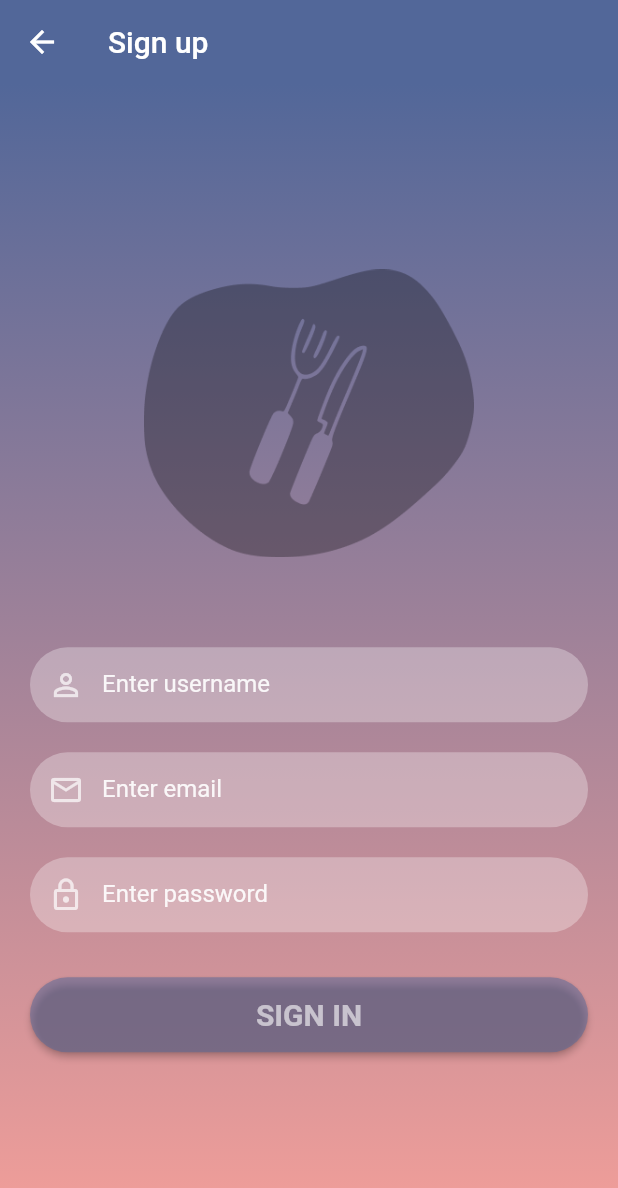
After one commit to carlaastrain/chef_table_directory, a Flutter app: the screen it shows after launch, item 4 of the bottom bar chosen, after a tap on "Sign up", on a phone screen of 412 x 824 dp. The commit adds this screen. Shown: the top 1188 px of the screen. Run offline on Flutter 3.47's test engine with Material 2 defaults, Android fonts, the phone set to English and light mode, and no system bars; our stand-ins replace cloud_firestore, dio, firebase_core, gap, get, get_it and 1 more; missing offline and left inert: flutter_polyline_points; accounts and stored records are empty; Roboto replaces fonts that are missing (Raleway).

Commit message:
adding log in and sign up screen interface w/o functionality

```diff
--- a/lib/screens/bottom_bar.dart
+++ b/lib/screens/bottom_bar.dart
@@ -1,5 +1,6 @@
 import 'package:flutter/material.dart';
 import 'package:my_app/screens/favorites_screen.dart';
+import 'package:my_app/screens/login_screen.dart';
 
 // import 'package:my_app/screens/favorites.dart';
 
@@ -18,6 +19,7 @@ class _BottomBarState extends State<BottomBar> {
     MyHome(),
     MapScreen(),
     FavoritesScreen(),
+    const LoginScreen(),
   ];
   int _selectedIndex = 0;
 
@@ -57,6 +59,10 @@ class _BottomBarState extends State<BottomBar> {
             icon: Icon(Icons.favorite),
             label: 'Boxes',
           ),
+          BottomNavigationBarItem(
+            icon: Icon(Icons.person),
+            label: 'Profile',
+          ),
         ],
       ),
     );
--- a/lib/screens/favorites_screen.dart
+++ b/lib/screens/favorites_screen.dart
@@ -65,7 +65,7 @@ class FavoritesScreen extends StatelessWidget {
                       scrollDirection: Axis.vertical,
                       child: Column(
                           children: snapshot.data!
-                              .where((restaurantInfo) => false)
+                              .where((restaurantInfo) => true)
                               .map((restaurantInfo) => Box(
                                     restaurant: restaurantInfo,
                                   ))
--- a/lib/screens/home_screen.dart
+++ b/lib/screens/home_screen.dart
@@ -126,7 +126,7 @@ class MyHome extends StatelessWidget {
             Container(
               padding: const EdgeInsets.symmetric(horizontal: 20.0),
               child: const AppDoubleTextWidget(
-                bigText: "Chef's Tables Pizza",
+                bigText: "Chef's Tables France",
                 smallText: 'View all',
               ),
             ),
--- /dev/null
+++ b/lib/screens/login_screen.dart
@@ -0,0 +1,84 @@
+import 'package:flutter/material.dart';
+import 'package:gap/gap.dart';
+import 'package:my_app/widgets/sign_up_option.dart';
+
+import '../utils/app_layout.dart';
+import '../utils/app_styles.dart';
+import '../widgets/login_screen_text.dart';
+import '../widgets/login_screen_button.dart';
+
+class LoginScreen extends StatefulWidget {
+  const LoginScreen({super.key});
+
+  @override
+  State<LoginScreen> createState() => _LoginScreenState();
+}
+
+class _LoginScreenState extends State<LoginScreen> {
+  final TextEditingController _emailController = TextEditingController();
+  final TextEditingController _passwordController = TextEditingController();
+
+  @override
+  Widget build(BuildContext context) {
+    return Scaffold(
+      body: Container(
+        width: AppLayout.getSize(context).width,
+        height: AppLayout.getSize(context).height,
+        decoration: BoxDecoration(
+          gradient: LinearGradient(
+            begin: Alignment.topCenter,
+            end: Alignment.bottomCenter,
+            colors: [
+              Styles.blueMarine,
+              Styles.pink,
+            ],
+          ),
+        ),
+        child: SingleChildScrollView(
+          child: Padding(
+            padding: EdgeInsets.fromLTRB(
+                20, MediaQuery.of(context).size.height * 0.15, 20, 0),
+            child: Column(children: [
+              Image(
+                image:
+                    const AssetImage('assets/images/foodie_signing_screen.png'),
+                fit: BoxFit.fitWidth,
+                width: 220,
+                color: Colors.black.withOpacity(0.3),
+              ),
+              const Gap(60),
+              SizedBox(
+                height: 50,
+                child: LogInScreenTextField(
+                  text: 'Enter username',
+                  icon: Icons.person_outline,
+                  isPasswordType: false,
+                  controller: _emailController,
+                ),
+              ),
+              const Gap(20),
+              SizedBox(
+                height: 50,
+                child: LogInScreenTextField(
+                  text: 'Enter password',
+                  icon: Icons.lock_outline,
+                  isPasswordType: true,
+                  controller: _emailController,
+                ),
+              ),
+              const Gap(20),
+              SizedBox(
+                child: LogInScreenButton(
+                  isLogin: false,
+                  onTap: () => {},
+                ),
+              ),
+              const Gap(20),
+              const SignUpOption()
+            ]),
+          ),
+        ),
+      ),
+    );
+  }
+}
--- /dev/null
+++ b/lib/screens/signing_up_screen.dart
@@ -0,0 +1,98 @@
+import 'package:flutter/material.dart';
+import 'package:gap/gap.dart';
+import 'package:my_app/widgets/sign_up_option.dart';
+
+import '../utils/app_layout.dart';
+import '../utils/app_styles.dart';
+import '../widgets/login_screen_text.dart';
+import '../widgets/login_screen_button.dart';
+
+class SigningUpScreen extends StatefulWidget {
+  const SigningUpScreen({super.key});
+
+  @override
+  State<SigningUpScreen> createState() => _SigningUpScreenState();
+}
+
+class _SigningUpScreenState extends State<SigningUpScreen> {
+  final TextEditingController _emailController = TextEditingController();
+  final TextEditingController _passwordController = TextEditingController();
+
+  @override
+  Widget build(BuildContext context) {
+    return Scaffold(
+      appBar: AppBar(
+        title: const Text('Sign up'),
+        backgroundColor: Styles.blueMarine,
+        elevation: 0,
+      ),
+      body: Container(
+        width: AppLayout.getSize(context).width,
+        height: AppLayout.getSize(context).height,
+        decoration: BoxDecoration(
+          gradient: LinearGradient(
+            begin: Alignment.topCenter,
+            end: Alignment.bottomCenter,
+            colors: [
+              Styles.blueMarine,
+              Styles.pink,
+            ],
+          ),
+        ),
+        child: SingleChildScrollView(
+          child: Padding(
+            padding: EdgeInsets.fromLTRB(
+                20, MediaQuery.of(context).size.height * 0.15, 20, 0),
+            child: Column(children: [
+              Image(
+                image:
+                    const AssetImage('assets/images/foodie_signing_screen.png'),
+                fit: BoxFit.fitWidth,
+                width: 220,
+                color: Colors.black.withOpacity(0.3),
+              ),
+              const Gap(60),
+              SizedBox(
+                height: 50,
+                child: LogInScreenTextField(
+                  text: 'Enter username',
+                  icon: Icons.person_outline,
+                  isPasswordType: false,
+                  controller: _emailController,
+                ),
+              ),
+              const Gap(20),
+              SizedBox(
+                height: 50,
+                child: LogInScreenTextField(
+                  text: 'Enter email',
+                  icon: Icons.email_outlined,
+                  isPasswordType: true,
+                  controller: _emailController,
+                ),
+              ),
+              const Gap(20),
+              SizedBox(
+                height: 50,
+                child: LogInScreenTextField(
+                  text: 'Enter password',
+                  icon: Icons.lock_outline,
+                  isPasswordType: true,
+                  controller: _emailController,
+                ),
+              ),
+              const Gap(20),
+              SizedBox(
+                child: LogInScreenButton(
+                  isLogin: true,
+                  onTap: () => {},
+                ),
+              ),
+              const Gap(20),
+            ]),
+          ),
+        ),
+      ),
+    );
+  }
+}
--- /dev/null
+++ b/lib/widgets/login_screen_button.dart
@@ -0,0 +1,55 @@
+import 'package:flutter/material.dart';
+import 'package:my_app/utils/app_layout.dart';
+
+import '../utils/app_styles.dart';
+
+class LogInScreenButton extends StatelessWidget {
+  final bool isLogin;
+  final Function onTap;
+
+  const LogInScreenButton({
+    super.key,
+    required this.isLogin,
+    required this.onTap,
+  });
+
+  @override
+  Widget build(BuildContext context) {
+    return Container(
+      width: AppLayout.getSize(context).width,
+      height: 50,
+      margin: const EdgeInsets.fromLTRB(0, 10, 0, 20),
+      decoration: BoxDecoration(
+        borderRadius: BorderRadius.circular(
+          AppLayout.getHeight(90),
+        ),
+      ),
+      child: ElevatedButton(
+        onPressed: () => onTap,
+        style: ButtonStyle(
+          backgroundColor: MaterialStateProperty.resolveWith((states) {
+            if (states.contains(MaterialState.pressed)) {
+              return Styles.pink.withOpacity(0.3);
+            }
+            return Styles.blueMarine.withOpacity(0.5);
+          }),
+          shape: MaterialStateProperty.all<RoundedRectangleBorder>(
+            RoundedRectangleBorder(
+              borderRadius: BorderRadius.circular(
+                AppLayout.getHeight(30),
+              ),
+            ),
+          ),
+        ),
+        child: Text(
+          isLogin ? "SIGN IN" : "LOG IN",
+          style: TextStyle(
+            color: Colors.white.withOpacity(0.6),
+            fontSize: 20,
+            fontWeight: FontWeight.bold,
+          ),
+        ),
+      ),
+    );
+  }
+}
--- /dev/null
+++ b/lib/widgets/login_screen_text.dart
@@ -0,0 +1,50 @@
+import 'package:flutter/material.dart';
+
+class LogInScreenTextField extends StatelessWidget {
+  final String text;
+  final IconData icon;
+  final bool isPasswordType;
+  final TextEditingController controller;
+
+  const LogInScreenTextField(
+      {super.key,
+      required this.text,
+      required this.icon,
+      required this.isPasswordType,
+      required this.controller});
+
+  @override
+  Widget build(BuildContext context) {
+    return TextField(
+      controller: controller,
+      obscureText: isPasswordType,
+      enableSuggestions: !isPasswordType,
+      autocorrect: !isPasswordType,
+      style: TextStyle(
+        color: Colors.white.withOpacity(0.9),
+      ),
+      cursorColor: Colors.white,
+      decoration: InputDecoration(
+        hintText: text,
+        prefixIcon: Icon(
+          icon,
+          color: Colors.white70,
+        ),
+        border: OutlineInputBorder(
+          borderRadius: BorderRadius.circular(30.0),
+          borderSide: const BorderSide(style: BorderStyle.none, width: 0),
+        ),
+        labelText: text,
+        labelStyle: TextStyle(
+          color: Colors.white.withOpacity(0.9),
+        ),
+        floatingLabelBehavior: FloatingLabelBehavior.never,
+        filled: true,
+        fillColor: Colors.white.withOpacity(0.3),
+      ),
+      keyboardType: isPasswordType
+          ? TextInputType.visiblePassword
+          : TextInputType.emailAddress,
+    );
+  }
+}
--- /dev/null
+++ b/lib/widgets/sign_up_option.dart
@@ -0,0 +1,41 @@
+import 'package:flutter/material.dart';
+import 'package:gap/gap.dart';
+
+import '../screens/signing_up_screen.dart';
+
+class SignUpOption extends StatelessWidget {
+  const SignUpOption({super.key});
+
+  @override
+  Widget build(BuildContext context) {
+    return Row(
+      mainAxisAlignment: MainAxisAlignment.center,
+      children: [
+        const Text(
+          "Don't have an account?",
+          style: TextStyle(
+            color: Colors.white70,
+          ),
+        ),
+        const Gap(10),
+        GestureDetector(
+          onTap: () {
+            Navigator.push(
+              context,
+              MaterialPageRoute(
+                builder: (context) => const SigningUpScreen(),
+              ),
+            );
+          },
+          child: const Text(
+            'Sign up',
+            style: TextStyle(
+              color: Colors.white,
+              fontWeight: FontWeight.bold,
+            ),
+          ),
+        ),
+      ],
+    );
+  }
+}
```
Also changed, not shown: assets/images/foodie_signing_screen.png (added).
